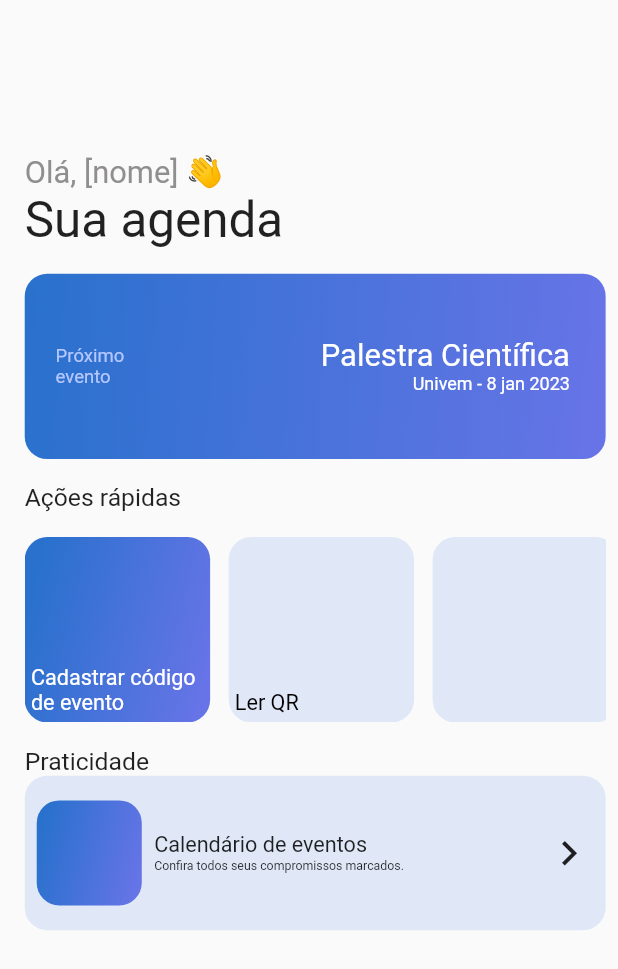
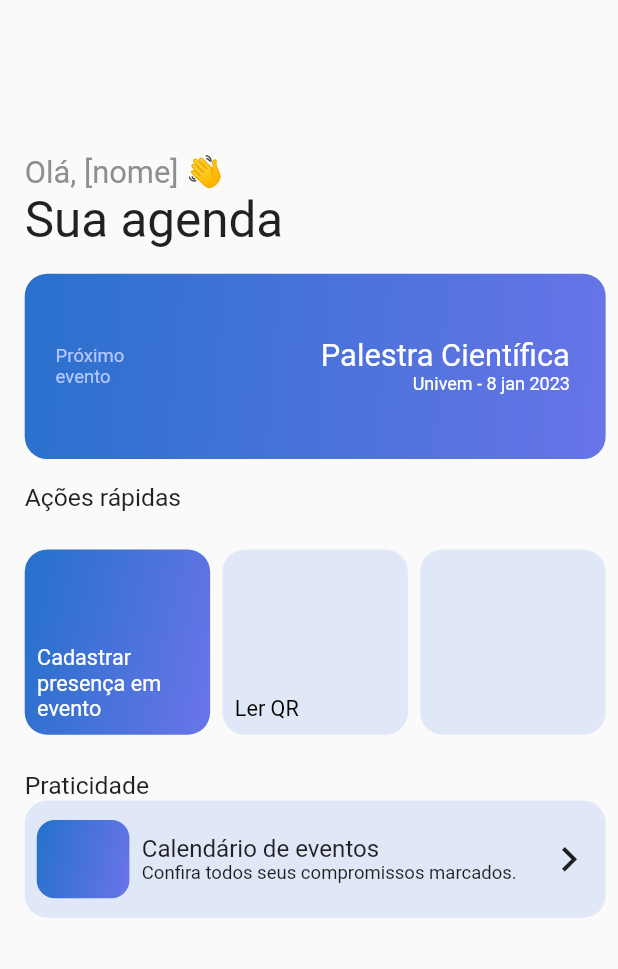
Before and after one commit to Felipe-Takayuki/omni_, a Flutter app: the HomeUser screen opened by its route, on a phone screen of 412 x 824 dp. Shown: the top 969 px of the screen. Run offline on Flutter 3.47's test engine with Material 2 defaults, Android fonts, the light colour scheme and no system bars; our stand-ins replace auto_size_text, get, sliding_up_panel; Roboto replaces fonts that are missing (Montserrat, Montserrat-Extrabold, Montserrat-Regular).

Commit message:
componentização

```diff
--- a/lib/Routes/pages.dart
+++ b/lib/Routes/pages.dart
@@ -7,6 +7,7 @@ import 'package:omni_organizado/pages/Cadastro/CadastroOrg/cadastroorg.dart';
 import 'package:omni_organizado/pages/login/OptionLogin/optionLogin.dart';
 import 'package:omni_organizado/pages/Home/HomeUser/ScreenHomeUser.dart';
 import 'package:omni_organizado/pages/Home/HomeOrg/ScreenHomeOrg.dart';
+import 'package:omni_organizado/pages/Detalhes_evento/Org/details_org_screen.dart';
 class Pages{
   static final routes = [
     GetPage(name: Routes.Splash, page: () => SplashScreen()),
@@ -15,7 +16,7 @@ class Pages{
     GetPage(name: Routes.Cadastro, page: () =>OptionsCadastro(),),
     GetPage(name: Routes.CadastroOrg, page: () => CadastroOrg(),),
     GetPage(name: Routes.HomeUser, page: () =>HomeUser() ),
-    GetPage(name: Routes.HomeOrg, page:() => HomeOrg() )
-
+    GetPage(name: Routes.HomeOrg, page:() => HomeOrg() ),
+    GetPage(name: Routes.DetailsEventOrg, page:() => DetailsEventScreenOrg()),
   ];
 }
--- a/lib/Routes/routes.dart
+++ b/lib/Routes/routes.dart
@@ -6,4 +6,5 @@ abstract class Routes{
   static const CadastroOrg = "/CadastroOrg";
   static const HomeUser = "/homeuser";
   static const HomeOrg = "/homeorg";
+  static const DetailsEventOrg = "/detailsOrg";
 }
--- a/lib/pages/Home/HomeOrg/ScreenHomeOrg.dart
+++ b/lib/pages/Home/HomeOrg/ScreenHomeOrg.dart
@@ -1,5 +1,7 @@
 import "package:flutter/material.dart";
+import 'package:get/get.dart';
 
+import '../../../Routes/routes.dart';
 
 class HomeOrg extends StatefulWidget {
   const HomeOrg({super.key});
@@ -97,7 +99,9 @@ class _ColunaYNState extends State<ColunaYN> {
                 child: Column(
                   crossAxisAlignment: CrossAxisAlignment.start,
                   children: [
-                    GestureDetector(onTap: (){},child: Text(" - DevMenthors", style: TextStyle(fontSize: _width * 6/100, fontFamily: "Montserrat-Regular"),)),
+                    GestureDetector(onTap: (){
+                      Get.toNamed(Routes.DetailsEventOrg);
+                    },child: Text(" - DevMenthors", style: TextStyle(fontSize: _width * 6/100, fontFamily: "Montserrat-Regular"),)),
                     Text(' - Reunião', style: TextStyle(fontSize: _width * 6/100, fontFamily: "Montserrat-Regular")),
                   ],
                 ),
--- a/lib/pages/Home/HomeUser/ScreenHomeUser.dart
+++ b/lib/pages/Home/HomeUser/ScreenHomeUser.dart
@@ -1,5 +1,7 @@
 
 import "package:flutter/material.dart";
+
+import "../widgets_home/button.dart";
 
 
 class HomeUser extends StatefulWidget {
@@ -12,10 +14,11 @@ class HomeUser extends StatefulWidget {
 class _HomeUserState extends State<HomeUser> {
   @override
   Widget build(BuildContext context) {
+    var tamanhocontainer = MediaQuery.of(context).size.width * 0.3;
     var _width = MediaQuery.of(context).size.width;
     var _height = MediaQuery.of(context).size.height;
     return Scaffold(
-      body: SizedBox(
+      body: Container(
         width: _width * 0.98,
         height: _height * 0.98,
         child: Padding(
@@ -66,29 +69,41 @@ class _HomeUserState extends State<HomeUser> {
                     onTap: () {
                     print("click");
                     },
-                    child: Container(
-                    // Tamanho do container de Cadastrar presença ------------------------
-                    width: _width * 0.3, height: _width * 0.3,
-                     decoration: BoxDecoration(gradient: LinearGradient( begin:Alignment(-1, -0.012),
+                    child:
+                    ButtonContainer(
+                      altura: tamanhocontainer, largura: tamanhocontainer,
+                      text: Flexible(child: Padding(
+                   padding:  EdgeInsets.all(_width * 0.02),
+                   child: Text("Cadastrar presença em evento",style: TextStyle(fontSize: _width * 0.035, fontFamily: "Montserrat", color: Colors.white),)),),
+
+                      marginHorizontal: _width * 0.00,marginVertical: 0,gradient:  LinearGradient( begin:Alignment(-1, -0.012),
                     end:Alignment(1, 0.482),colors: [
                     Color.fromRGBO(42, 113, 205, 1),
                     Color.fromRGBO(103, 116, 231, 1)
-                    ],  ), borderRadius: BorderRadius.circular(15)),child:
-                    // Column ------------------------------------------------------------
-                    Column(mainAxisAlignment: MainAxisAlignment.end,children: [
+                    ],  ),)
+                    //  Container(
+                    // // Tamanho do container de Cadastrar presença ------------------------
+                    // width: tamanhocontainer, height: tamanhocontainer,
+                    //  decoration: BoxDecoration(gradient: LinearGradient( begin:Alignment(-1, -0.012),
+                    // end:Alignment(1, 0.482),colors: [
+                    // Color.fromRGBO(42, 113, 205, 1),
+                    // Color.fromRGBO(103, 116, 231, 1)
+                    // ],  ), borderRadius: BorderRadius.circular(15)),child:
+                    // // Column ------------------------------------------------------------
+                    // Column(mainAxisAlignment: MainAxisAlignment.end,children: [
 
-                      Padding(
-                        padding:  EdgeInsets.only(left: _width * 0.01, bottom: _width * 0.01),
-                        child: Row(
-                          children: [
+                    //   Padding(
+                    //    padding:  EdgeInsets.symmetric(horizontal: _width * 0.02, vertical: _width * 0.025),
+                    //     child: Row(
+                    //       children: [
 
-                            Flexible(child: Text("Cadastrar código\nde evento",style: TextStyle(fontSize: _width * 0.035, fontFamily: "Montserrat", color: Colors.white),)),
+                    //         Flexible(child: Text("Cadastrar presença em evento",style: TextStyle(fontSize: _width * 0.035, fontFamily: "Montserrat", color: Colors.white),)),
 
-                          ],
-                        ),
-                      ),
-                      ],),
-                    ),
+                    //       ],
+                    //     ),
+                    //   ),
+                    //   ],),
+                    // ),
                       ),
 
               // button QRcode
@@ -96,55 +111,20 @@ class _HomeUserState extends State<HomeUser> {
                 onTap: () {
                 print("click");
                 },
-                child: Container(
-                // Tamanho do container de Ler Qr Code ------------------------
-                width: _width * 0.3, height: _width * 0.3,
-                 decoration: BoxDecoration(color: Color.fromRGBO(224, 232, 248, 1), borderRadius: BorderRadius.circular(15),),margin: EdgeInsets.only(
-                  left: _width * 0.03
-                 ) ,child:
-                // Column ------------------------------------------------------------
-
-                Column(mainAxisAlignment: MainAxisAlignment.end,children: [
-
-                  Padding(
-                    padding:  EdgeInsets.only(left: _width * 0.01, bottom: _width * 0.01),
-                    child: Row(
-                      children: [
-
-                        Flexible(child: Text("Ler QR",style: TextStyle(fontSize: _width * 0.035, fontFamily: "Montserrat", color: Color.fromARGB(255, 3, 0, 0)),)),
-
-                      ],
-                    ),
-                  ),
-                  ],),
-                ),
+                 child:ButtonContainer(
+                  marginHorizontal: _width * 0.02,marginVertical: 0,
+                  altura: tamanhocontainer,largura: tamanhocontainer,text:  Flexible(child: Padding(
+                   padding:  EdgeInsets.all(_width * 0.02),
+                   child: Text("Ler QR",style: TextStyle(fontSize: _width * 0.035, fontFamily: "Montserrat", color: Color.fromARGB(255, 3, 0, 0)),),
+                 )), color: Color.fromRGBO(224, 232, 248, 1),)
                       ),
                       GestureDetector(
                 onTap: () {
                 print("click");
                 },
-                child: Container(
-                // Tamanho do container de Ler Qr Code ------------------------
-                width: _width * 0.3, height: _width * 0.3,
-                 decoration: BoxDecoration(color: Color.fromRGBO(224, 232, 248, 1), borderRadius: BorderRadius.circular(15),),margin: EdgeInsets.only(
-                  left: _width * 0.03
-                 ) ,child:
-                // Column ------------------------------------------------------------
-
-                Column(mainAxisAlignment: MainAxisAlignment.end,children: [
-
-                  Padding(
-                    padding:  EdgeInsets.only(left: _width * 0.01, bottom: _width * 0.01),
-                    child: Row(
-                      children: [
-
-
-
-                      ],
-                    ),
-                  ),
-                  ],),
-                ),
+                child:ButtonContainer(altura: tamanhocontainer, largura: tamanhocontainer,
+                color: Color.fromRGBO(224, 232, 248, 1),
+                text: Text(""), marginHorizontal: _width * 0.0, marginVertical: _width * 0.02)
                       ),
                 ],
               ),
@@ -156,7 +136,7 @@ class _HomeUserState extends State<HomeUser> {
               onTap: (){},
               child: Container(
               width: _width * 0.95,
-              height: _width * 0.25,
+              height: _width * 0.19,
               decoration: BoxDecoration(borderRadius: BorderRadius.circular(15), color: Color.fromRGBO(224, 232, 248, 1)),
               child: Padding(
           padding: const EdgeInsets.symmetric(vertical: 13, horizontal: 8),
@@ -168,15 +148,16 @@ class _HomeUserState extends State<HomeUser> {
             // Caixa Azul Para marcar presença
             Container(
               // Tamanho do quadrado com Icone do Calendario
-              width: _width * 0.17,
-              height: _width * 0.17,
+              width: _width * 0.15,
+              height: _width * 0.15,
               // ------------------------------------------
               margin: EdgeInsets.only(right: _width * 0.02),
+              padding: EdgeInsets.symmetric(horizontal: _width * 0.02),
               decoration: BoxDecoration(gradient: LinearGradient( begin:Alignment(-1, -0.012),
               end:Alignment(1, 0.482),colors: [
               Color.fromRGBO(42, 113, 205, 1),
               Color.fromRGBO(103, 116, 231, 1)
-              ],  ),borderRadius: BorderRadius.circular(15)),
+              ],  ),borderRadius: BorderRadius.circular(12)),
           ),
 
           // Column ----------------------------------------------------------------------
@@ -184,8 +165,8 @@ class _HomeUserState extends State<HomeUser> {
               crossAxisAlignment: CrossAxisAlignment.start,
               mainAxisAlignment: MainAxisAlignment.center,
             children: [
-              Flexible(child: Text("Calendário de eventos", style: TextStyle(fontSize: _width *0.035),)),
-              Flexible(child: Text("Confira todos seus compromissos marcados." ,style: TextStyle(fontSize: _width * 0.02),))
+              Flexible(child: Text("Calendário de eventos", style: TextStyle(fontSize: _width *0.039),)),
+              Flexible(child: Text("Confira todos seus compromissos marcados." ,style: TextStyle(fontSize: _width * 0.03),))
             ],),
             Spacer(),
               Icon(Icons.chevron_right,size: _width * 0.08 ,)
--- a/lib/pages/Home/widgets_home/button.dart
+++ b/lib/pages/Home/widgets_home/button.dart
@@ -2,56 +2,45 @@ import 'package:flutter/material.dart';
 import 'package:get/get.dart';
 import 'package:omni_organizado/utils/colors/colors.dart';
 class ButtonContainer extends StatefulWidget {
-  final String text;
+  final Widget text;
+  final double marginHorizontal;
+  final double marginVertical;
   final Color? color;
   final double largura;
   final double altura;
-  final dynamic colors1;
-  final dynamic colors2;
-
-  const ButtonContainer({super.key,required this.altura, required this.largura ,required this.text,  this.color,    this.colors1,   this.colors2, });
+  final LinearGradient? gradient;
+  const ButtonContainer({super.key,required this.altura, required this.largura , required this.text,  this.color, this.gradient, required this.marginHorizontal, required this.marginVertical });
 
   @override
   State<ButtonContainer> createState() => _ButtonContainerState();
 }
 
 class _ButtonContainerState extends State<ButtonContainer> {
+
   @override
   Widget build(BuildContext context) {
 
 
-    var _width = MediaQuery.of(context).size.width;
-    var _height = MediaQuery.of(context).size.height;
-    return    GestureDetector(
-                onTap: () {
-                },
-                child: Container(
-                // Tamanho do container ------------------------
-                width:widget.largura,  height: widget.altura,
-                 decoration: BoxDecoration(color: widget.color, borderRadius: BorderRadius.circular(15),gradient: LinearGradient( begin:Alignment(-1, -0.012),
-              end:Alignment(1, 0.482),colors:[
-                widget.colors1
-              ]
-)),
-               margin: EdgeInsets.only(
-                  left: _width * 0.03
-                 ) ,child:
+
+    return    Container(
+                    // Tamanho do container de Cadastrar presença ------------------------
+                    margin: EdgeInsets.symmetric(horizontal: widget.marginHorizontal, vertical: widget.marginVertical),
+                    width: widget.largura , height: widget.altura ,
+                     decoration: BoxDecoration(
+                     gradient: widget.gradient,
+                    color: widget.color,
+                    borderRadius: BorderRadius.circular(15)),child:
                     // Column ------------------------------------------------------------
-
                     Column(mainAxisAlignment: MainAxisAlignment.end,children: [
 
-                  Padding(
-                    padding:  EdgeInsets.only(left: _width * 0.01, bottom: _width * 0.01),
-                    child: Row(
+                      Row(
                         children: [
 
-                       Flexible(child: Text(widget.text,style: TextStyle(fontSize: _width * 0.035, fontFamily: "Montserrat", color: Color.fromARGB(255, 3, 0, 0)),)),
+                          widget.text,
 
                         ],
                       ),
-                  ),
                       ],),
-                ),
                     );
   }
 }
--- a/lib/pages/login/OptionLogin/optionLogin.dart
+++ b/lib/pages/login/OptionLogin/optionLogin.dart
@@ -84,7 +84,7 @@ class _OptionLoginState extends State<OptionLogin> {
                     {
                  showDialog(context: context, builder: (BuildContext context){
                   return AlertDialog(
-                    title: Center(child: Text("Conta de Empresa",style: TextStyle(fontSize: _width * 1/17,color: Colors.white), textAlign: TextAlign.center,)),
+
                     backgroundColor: Colors.blue,
                     content: OptionLoginOrg()
                   );
--- a/lib/utils/colors/colors.dart
+++ b/lib/utils/colors/colors.dart
@@ -19,5 +19,9 @@ abstract class ListaCores{
 
     static Color listcor1 = Color.fromRGBO(42, 113, 205, 1);
     static Color listcor2 =  Color.fromRGBO(103, 116, 231, 1);
-
+    static LinearGradient a = LinearGradient( begin:Alignment(-1, -0.012),
+                    end:Alignment(1, 0.482),colors: [
+                    ListaCores.listcor1,
+                    ListaCores.listcor2
+                    ],  );
 }
--- a/pubspec.yaml
+++ b/pubspec.yaml
@@ -33,6 +33,7 @@ dependencies:
     sdk: flutter
   get: ^4.6.5
   auto_size_text: ^3.0.0
+  sliding_up_panel: ^2.0.0+1
 
 
   # The following adds the Cupertino Icons font to your application.
```
Also changed, not shown: lib/pages/Detalhes_evento/Org/details_org_screen.dart (added, +33 -0 lines), lib/pages/login/LoginOrg/loginorg.dart (+8 -1 lines), lib/pages/login/LoginUser/loginuser.dart (+8 -1 lines), lib/pages/login/widgets_login/ColumnDialog/dialog_login.dart (+11 -1 lines), lib/pages/Detalhes_evento/Users/details_user_screen.dart (added), pubspec.lock. Lines whose indentation alone changed are shown as unchanged.
